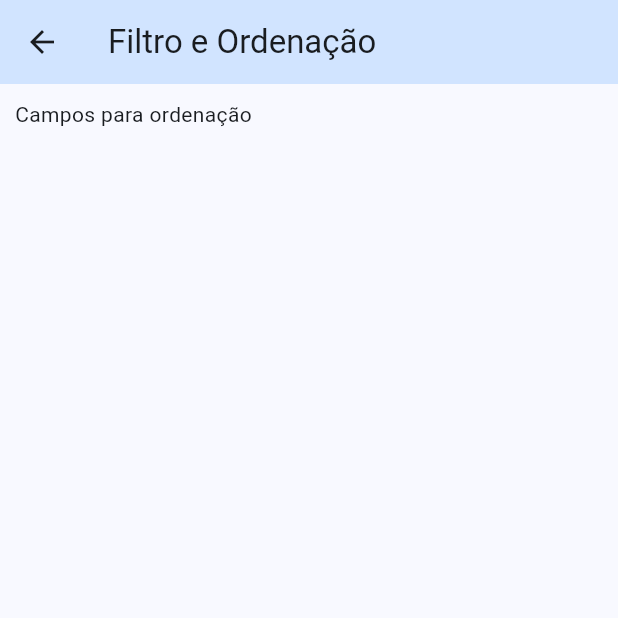
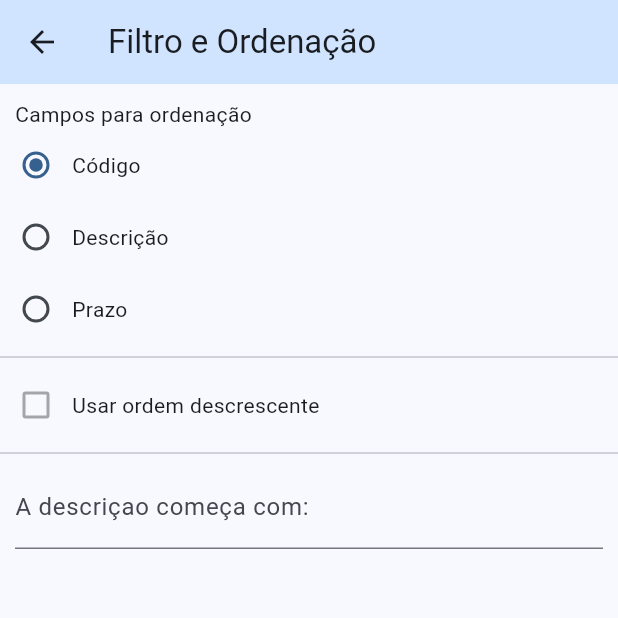
Before and after one commit to GiovaniMarcarini/gerenciador_tareas_MD2024, a Flutter app: the FiltroPage screen opened by its route, on a phone screen of 412 x 824 dp, the top half of it. Run offline on Flutter 3.47's test engine with Material 3 defaults, Android fonts, the phone set to English and light mode, and no system bars; our stand-ins replace shared_preferences; accounts and stored records are empty.

Commit message:
Atualização aula 26/03/24

```diff
--- a/lib/pages/filtro_page.dart
+++ b/lib/pages/filtro_page.dart
@@ -1,6 +1,8 @@
 
 import 'package:flutter/cupertino.dart';
 import 'package:flutter/material.dart';
+import 'package:gerenciador_tareas/model/tarefa.dart';
+import 'package:shared_preferences/shared_preferences.dart';
 
 class FiltroPage extends StatefulWidget{
 
@@ -16,6 +18,15 @@ class FiltroPage extends StatefulWidget{
 
 @override
 class _FiltroPageState extends State<FiltroPage>{
+  final camposParaOrdenacao= {
+    Tarefa.campo_id: 'Código', Tarefa.campo_descricao: 'Descrição', Tarefa.campo_prazo: 'Prazo'
+  };
+
+  late final SharedPreferences prefs;
+  final _descricaoController = TextEditingController();
+  String _campoOrdenacao = Tarefa.campo_id;
+  bool _usarOrdemDecrescente = false;
+  bool _alterouValores = false;
 
 
   @override
@@ -35,13 +46,49 @@ class _FiltroPageState extends State<FiltroPage>{
 
   Widget _criaBody(){
     return ListView(
-      children: const [
-        Padding(
+      children: [
+        const Padding(
             padding: EdgeInsets.only(left: 10, top: 10),
           child: Text('Campos para ordenação'),
-        )
+        ),
+        for (final campo in camposParaOrdenacao.keys)
+          Row(
+            children: [
+              Radio(
+                  value: campo,
+                  groupValue: _campoOrdenacao,
+                  onChanged: _onCampoOrdenacaoChanged,
+              ),
+              Text(camposParaOrdenacao[campo] ?? ''),
+            ],
+          ),
+        Divider(),
+        Row(
+          children: [
+            Checkbox(
+                value: _usarOrdemDecrescente,
+                onChanged: null,
+            ),
+            Text('Usar ordem descrescente')
+          ],
+        ),
+         Divider(),
+         const Padding(
+            padding: EdgeInsets.symmetric(horizontal: 10),
+          child: TextField(
+            decoration: InputDecoration(labelText: 'A descriçao começa com:'),
+          ),
+
+        ),
       ],
     );
   }
+  void _onCampoOrdenacaoChanged(String? valor){
+    prefs.setString(FiltroPage.CHAVE_CAMPO_ORDENACAO, valor ?? '');
+    _alterouValores = true;
+    setState(() {
+      _campoOrdenacao = valor ?? '';
+    });
+  }
 
 }
```
